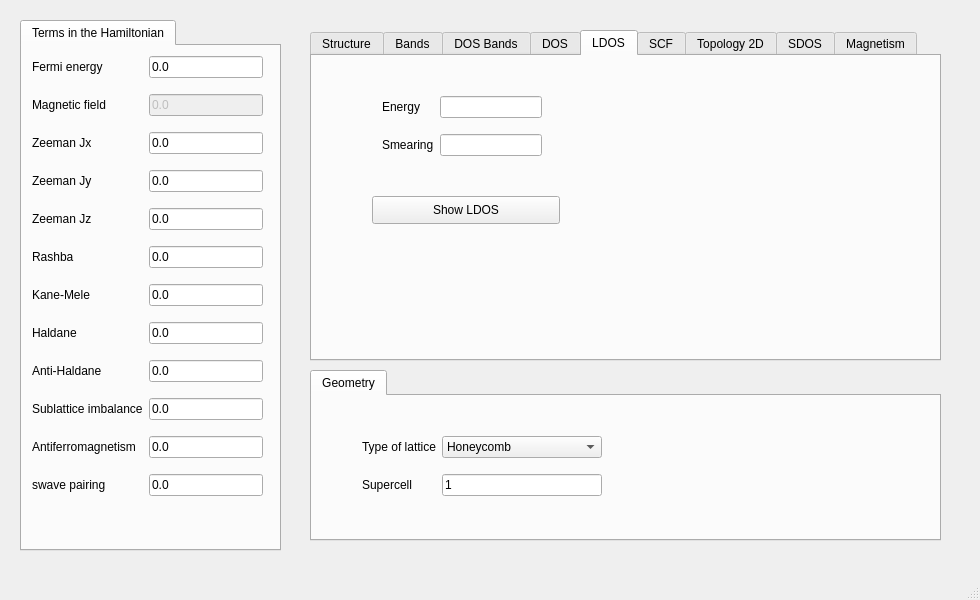
First picture: the form in development/interface-pyqt/2d/interface.ui, repository joselado/quantum-honeycomp, before the edit.
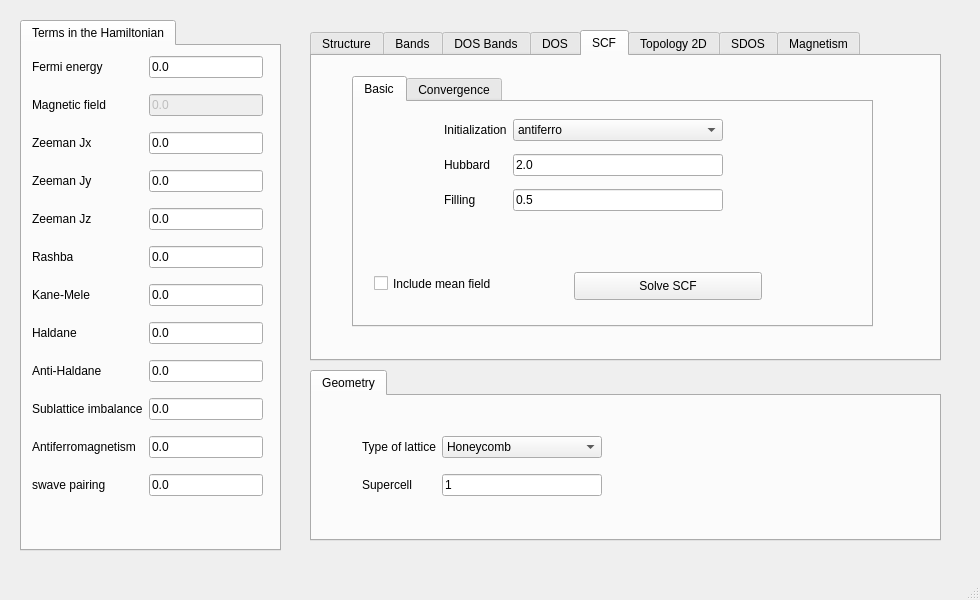
Second picture: the form after the edit. The open tabs and pages were chosen to show the change.

What changed in the file:
```diff
--- a/development/interface-pyqt/2d/interface.ui
+++ b/development/interface-pyqt/2d/interface.ui
@@ -606,56 +606,6 @@
       </layout>
      </widget>
     </widget>
-    <widget class="QWidget" name="tab_7">
-     <attribute name="title">
-      <string>LDOS</string>
-     </attribute>
-     <widget class="QPushButton" name="pushButton_4">
-      <property name="geometry">
-       <rect>
-        <x>60</x>
-        <y>140</y>
-        <width>188</width>
-        <height>28</height>
-       </rect>
-      </property>
-      <property name="text">
-       <string>Show LDOS</string>
-      </property>
-     </widget>
-     <widget class="QWidget" name="gridLayoutWidget_6">
-      <property name="geometry">
-       <rect>
-        <x>70</x>
-        <y>30</y>
-        <width>160</width>
-        <height>80</height>
-       </rect>
-      </property>
-      <layout class="QGridLayout" name="gridLayout_6">
-       <item row="0" column="0">
-        <widget class="QLabel" name="label_17">
-         <property name="text">
-          <string>Energy</string>
-         </property>
-        </widget>
-       </item>
-       <item row="1" column="0">
-        <widget class="QLabel" name="label_18">
-         <property name="text">
-          <string>Smearing</string>
-         </property>
-        </widget>
-       </item>
-       <item row="0" column="1">
-        <widget class="QLineEdit" name="energy_ldos"/>
-       </item>
-       <item row="1" column="1">
-        <widget class="QLineEdit" name="delta_ldos"/>
-       </item>
-      </layout>
-     </widget>
-    </widget>
     <widget class="QWidget" name="tab_8">
      <attribute name="title">
       <string>SCF</string>
```
Left out of the diff: 2 changed lines with no effect on the pictures.
